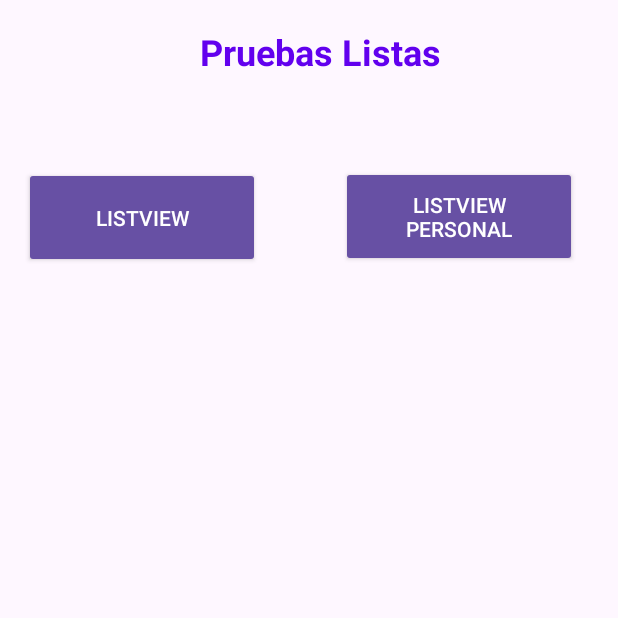
After one commit to adelcastle/Allkotlin, an Android app: the Listas screen opened directly, with no data from a screen before it, on a phone screen of 412 x 824 dp, the top half of it. The commit adds this screen. Run offline under Robolectric (Android 15) with nearby library versions, the phone set to English and light mode, and no system bars; network calls fail.

Commit message:
:fire: Clima con API, Simple ListView

```diff
--- /dev/null
+++ b/app/src/main/java/com/example/myapplication/Listas.kt
@@ -0,0 +1,51 @@
+package com.example.myapplication
+
+import android.content.Intent
+import android.os.Bundle
+import android.widget.Button
+import androidx.activity.enableEdgeToEdge
+import androidx.appcompat.app.AppCompatActivity
+import androidx.core.view.ViewCompat
+import androidx.core.view.WindowInsetsCompat
+import java.time.LocalDate
+
+class Listas : AppCompatActivity() {
+
+    lateinit var btListView: Button
+    lateinit var btListViewPersonal: Button
+
+    override fun onCreate(savedInstanceState: Bundle?) {
+        super.onCreate(savedInstanceState)
+        enableEdgeToEdge()
+        setContentView(R.layout.activity_listas)
+        ViewCompat.setOnApplyWindowInsetsListener(findViewById(R.id.main)) { v, insets ->
+            val systemBars = insets.getInsets(WindowInsetsCompat.Type.systemBars())
+            v.setPadding(systemBars.left, systemBars.top, systemBars.right, systemBars.bottom)
+            insets
+        }
+
+        controles()
+        eventos()
+    }
+
+   fun controles(){
+        btListView = findViewById(R.id.btListView)
+        btListViewPersonal = findViewById(R.id.btListViewPersonal)
+    }
+
+    fun eventos(){
+        btListView.setOnClickListener {
+            intent = Intent(this, ListView::class.java)
+            intent.putExtra("Valor","Listas-" + LocalDate.now() )
+            startActivity(intent)
+        }
+
+        btListViewPersonal.setOnClickListener {
+            intent = Intent(this, ListViewPersonal::class.java)
+            intent.putExtra("Valor","Listas Personalizadas-" + LocalDate.now() )
+            startActivity(intent)
+        }
+    }
+
+
+}
--- a/app/src/main/java/com/example/myapplication/WebApi.kt
+++ b/app/src/main/java/com/example/myapplication/WebApi.kt
@@ -16,6 +16,7 @@ import com.android.volley.Request
 import com.android.volley.Response
 import com.android.volley.toolbox.StringRequest
 import com.android.volley.toolbox.Volley
+import com.example.myapplication.Clases.Ciudad
 import com.example.myapplication.Clases.CompletadoListener
 import com.example.myapplication.Clases.vNetwork
 import java.io.InputStream
@@ -227,6 +228,7 @@ class WebApi : AppCompatActivity(), CompletadoListener {
                 response ->
                 try {
                     Log.d("SolicitudVolley", response)
+
                 }catch (e:Exception){
                     Log.d("SolicitudVolley", "Error al procesar solicitud Volley")
                 }
--- /dev/null
+++ b/app/src/main/res/layout/activity_listas.xml
@@ -0,0 +1,55 @@
+<?xml version="1.0" encoding="utf-8"?>
+<androidx.constraintlayout.widget.ConstraintLayout xmlns:android="http://schemas.android.com/apk/res/android"
+    xmlns:app="http://schemas.android.com/apk/res-auto"
+    xmlns:tools="http://schemas.android.com/tools"
+    android:id="@+id/main"
+    android:layout_width="match_parent"
+    android:layout_height="match_parent"
+    tools:context=".Listas">
+
+    <TextView
+        android:id="@+id/tvTituloListas"
+        android:layout_width="397dp"
+        android:layout_height="37dp"
+        android:text="@string/pruebas_listas"
+        android:textAlignment="center"
+        android:textColor="@color/design_default_color_primary"
+        android:textSize="24sp"
+        android:textStyle="bold"
+        app:layout_constraintBottom_toBottomOf="parent"
+        app:layout_constraintEnd_toEndOf="parent"
+        app:layout_constraintHorizontal_bias="1.0"
+        app:layout_constraintStart_toStartOf="parent"
+        app:layout_constraintTop_toTopOf="parent"
+        app:layout_constraintVertical_bias="0.023" />
+
+    <Button
+        android:id="@+id/btListView"
+        style="@style/Widget.AppCompat.Button"
+        android:layout_width="157dp"
+        android:layout_height="67dp"
+        android:text="@string/listview"
+        app:layout_constraintBottom_toBottomOf="parent"
+        app:layout_constraintEnd_toEndOf="parent"
+        app:layout_constraintHorizontal_bias="0.062"
+        app:layout_constraintStart_toStartOf="parent"
+        app:layout_constraintTop_toBottomOf="@+id/tvTituloListas"
+        app:layout_constraintVertical_bias="0.08" />
+
+    <Button
+        android:id="@+id/btListViewPersonal"
+        style="@style/Widget.AppCompat.Button"
+        android:layout_width="157dp"
+        android:layout_height="67dp"
+        android:layout_marginStart="16dp"
+        android:layout_marginTop="4dp"
+        android:text="@string/listview_personal"
+        app:layout_constraintBottom_toBottomOf="parent"
+        app:layout_constraintEnd_toEndOf="parent"
+        app:layout_constraintHorizontal_bias="0.582"
+        app:layout_constraintStart_toEndOf="@+id/btListView"
+        app:layout_constraintTop_toBottomOf="@+id/tvTituloListas"
+        app:layout_constraintVertical_bias="0.074" />
+
+
+</androidx.constraintlayout.widget.ConstraintLayout>
--- a/app/src/main/res/values/strings.xml
+++ b/app/src/main/res/values/strings.xml
@@ -12,4 +12,8 @@
     <string name="texto_grados">35°</string>
     <string name="texto_ciudad">Ciudad Mexico</string>
     <string name="texto_estado">Nublado</string>
+    <string name="control_listas">Control Listas</string>
+    <string name="pruebas_listas">Pruebas Listas</string>
+    <string name="listview">ListView</string>
+    <string name="listview_personal">ListView Personal</string>
 </resources>
```
Also changed, not shown: app/src/main/AndroidManifest.xml (+9 -0 lines), app/src/main/java/com/example/myapplication/Ciudades.kt (+17 -4 lines), app/src/main/java/com/example/myapplication/Clases/Ciudad.kt (added, +37 -0 lines), app/src/main/java/com/example/myapplication/Clima.kt (+51 -1 lines), app/src/main/java/com/example/myapplication/ListView.kt (added, +47 -0 lines), app/src/main/java/com/example/myapplication/ListViewPersonal.kt (added, +20 -0 lines), app/src/main/java/com/example/myapplication/MainActivity.kt (+9 -0 lines), app/src/main/res/layout/activity_list_view.xml (added, +16 -0 lines), app/src/main/res/layout/activity_list_view_personal.xml (added, +10 -0 lines), app/src/main/res/layout/activity_main.xml (+34 -10 lines), 1 other file.
